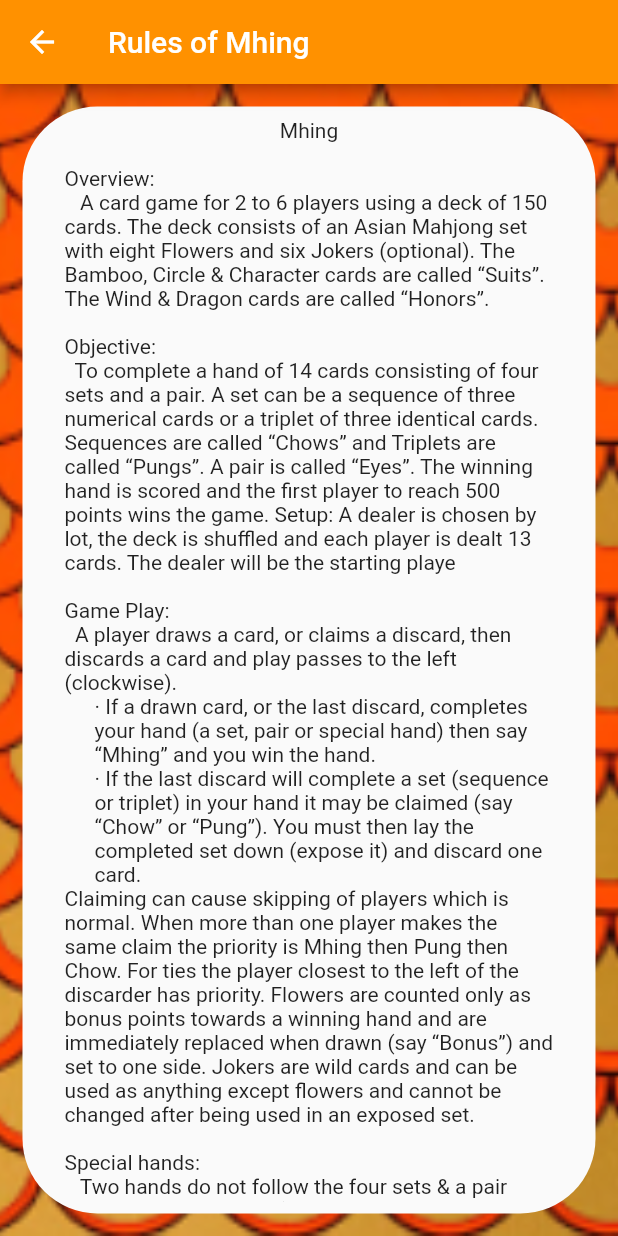
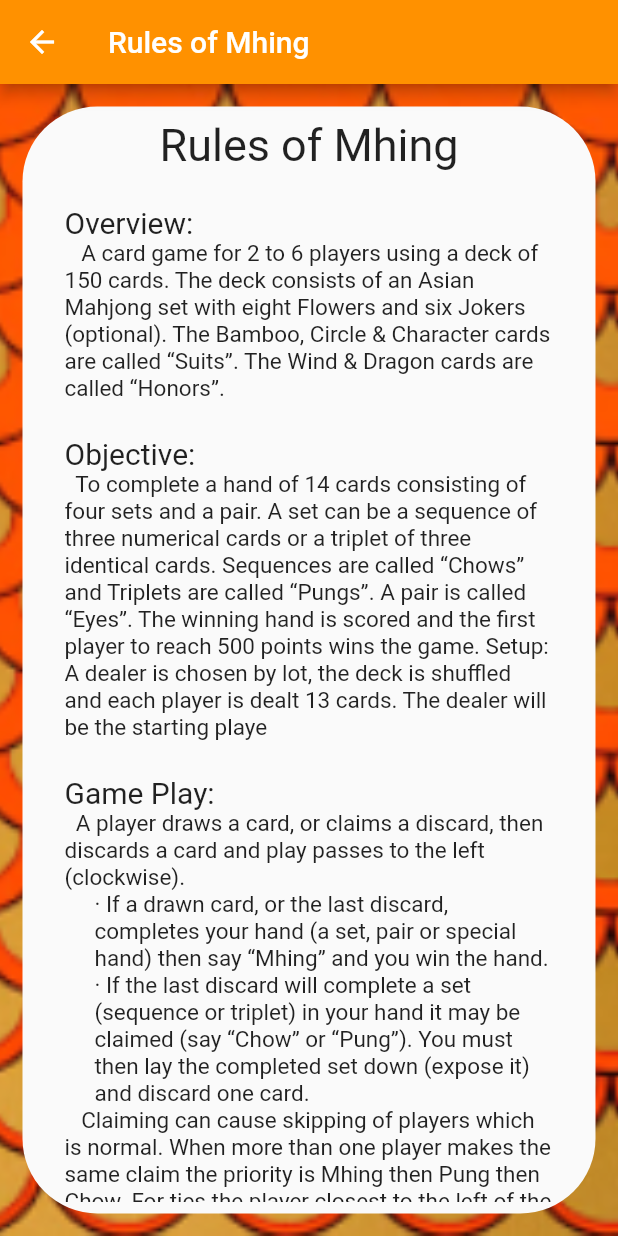
Before and after one commit to Aztal-Samoht/Mhingscore, a Flutter app: the RulesScreen screen opened by its route, on a phone screen of 412 x 824 dp. Run offline on Flutter 3.47's test engine with Material 2 defaults, Android fonts, the phone set to English and light mode, and no system bars.

Commit message:
reworked rules text formating and got hands-per-screen picker updating

```diff
--- a/mhing_score_card/lib/v0/providers/hand_list_provider.dart
+++ b/mhing_score_card/lib/v0/providers/hand_list_provider.dart
@@ -19,6 +19,7 @@ class HandListProvider with ChangeNotifier {
   ///setters
   set handsPerPage(int value) {
     _handsPerPage = value;
+    notifyListeners();
   }
 
   ///functions
--- a/mhing_score_card/lib/v0/res/constants.dart
+++ b/mhing_score_card/lib/v0/res/constants.dart
@@ -4,6 +4,9 @@ const Icon kNoScore = Icon(
   Icons.remove,
   color: Colors.red,
 );
+const TextStyle kRulesTitle = TextStyle(fontSize: 30);
+const TextStyle kRulesSubtitle = TextStyle(fontSize: 20);
+const TextStyle kRulesText = TextStyle(fontSize: 15);
 const double kBtnRadius = 20;
 const double kButtonPadding = 25;
 const Color kAppBarColor = Color(0xffff9100);
--- a/mhing_score_card/lib/v0/res/strings.dart
+++ b/mhing_score_card/lib/v0/res/strings.dart
@@ -64,22 +64,29 @@ const List<String> sCatagory = [
   'Hand Score'
 ];
 
-const String sRules0 = "Mhing";
+const String sRules0 = "Rules of Mhing";
+const String sRules1t = "\nOverview:";
 const String sRules1 =
-    "\nOverview:\n   A card game for 2 to 6 players using a deck of 150 cards. The deck consists of an Asian Mahjong set with eight Flowers and six Jokers (optional). The Bamboo, Circle & Character cards are called “Suits”. The Wind & Dragon cards are called “Honors”.";
+    "   A card game for 2 to 6 players using a deck of 150 cards. The deck consists of an Asian Mahjong set with eight Flowers and six Jokers (optional). The Bamboo, Circle & Character cards are called “Suits”. The Wind & Dragon cards are called “Honors”.";
+const String sRules2t = "\nObjective:";
 const String sRules2 =
-    "\nObjective:\n  To complete a hand of 14 cards consisting of four sets and a pair. A set can be a sequence of three numerical cards or a triplet of three identical cards. Sequences are called “Chows” and Triplets are called “Pungs”. A pair is called “Eyes”. The winning hand is scored and the first player to reach 500 points wins the game. Setup: A dealer is chosen by lot, the deck is shuffled and each player is dealt 13 cards. The dealer will be the starting playe";
+    "  To complete a hand of 14 cards consisting of four sets and a pair. A set can be a sequence of three numerical cards or a triplet of three identical cards. Sequences are called “Chows” and Triplets are called “Pungs”. A pair is called “Eyes”. The winning hand is scored and the first player to reach 500 points wins the game. Setup: A dealer is chosen by lot, the deck is shuffled and each player is dealt 13 cards. The dealer will be the starting playe";
+const String sRules3t = "\nGame Play:";
 const String sRules3 =
-    "\nGame Play:\n  A player draws a card, or claims a discard, then discards a card and play passes to the left (clockwise). ";
+    "  A player draws a card, or claims a discard, then discards a card and play passes to the left (clockwise). ";
 const String sRules4 =
     "· If a drawn card, or the last discard, completes your hand (a set, pair or special hand) then say “Mhing” and you win the hand. \n· If the last discard will complete a set (sequence or triplet) in your hand it may be claimed (say “Chow” or “Pung”). You must then lay the completed set down (expose it) and discard one card. ";
+
 const String sRules5 =
-    "Claiming can cause skipping of players which is normal. When more than one player makes the same claim the priority is Mhing then Pung then Chow. For ties the player closest to the left of the discarder has priority. Flowers are counted only as bonus points towards a winning hand and are immediately replaced when drawn (say “Bonus”) and set to one side. Jokers are wild cards and can be used as anything except flowers and cannot be changed after being used in an exposed set.";
+    "   Claiming can cause skipping of players which is normal. When more than one player makes the same claim the priority is Mhing then Pung then Chow. For ties the player closest to the left of the discarder has priority. Flowers are counted only as bonus points towards a winning hand and are immediately replaced when drawn (say “Bonus”) and set to one side. Jokers are wild cards and can be used as anything except flowers and cannot be changed after being used in an exposed set.";
+const String sRules6t = "\nSpecial hands:";
 const String sRules6 =
-    "\nSpecial hands:\n   Two hands do not follow the four sets & a pair winning hand pattern: 1) Nothing Connects is when you have no Triplets, no Sequences and no Pairs and all cards in the same Suit are at least three digits apart, and 2) Seven pairs. You can only claim a discard for these hands if it is to win.";
+    "   Two hands do not follow the four sets & a pair winning hand pattern: 1) Nothing Connects is when you have no Triplets, no Sequences and no Pairs and all cards in the same Suit are at least three digits apart, and 2) Seven pairs. You can only claim a discard for these hands if it is to win.";
+const String sRules7t = "\nScoring:";
 const String sRules7 =
-    "\nScoring:\n   Only the winner of the hand can score credits by using any/all combinations of the Mhing scoring elements (higher scoring elements already contain lower related scoring elements). A hand can score from 0 to 41 credits. Once credits are tallied they are then converted to points and the points are added to the players’ total. Deal then passes to the left and another hand is played.";
+    "   Only the winner of the hand can score credits by using any/all combinations of the Mhing scoring elements (higher scoring elements already contain lower related scoring elements). A hand can score from 0 to 41 credits. Once credits are tallied they are then converted to points and the points are added to the players’ total. Deal then passes to the left and another hand is played.";
+const String sRules8t = "\nIf playing for money:";
 const String sRules8 =
-    "\n   If playing for money:\n Everyone pays the winner the winning hand value if they won by drawing. If they won by discard then everyone pays the winning hand value except the discarder pays double. Point conversion is a penny a point (rounded to nearest 10 points) and there is a winning hand value limit of 100 points. Mhing claim ties result in a drawn hand. A three credit minimum hand (not including flowers) is optional.";
+    "   Everyone pays the winner the winning hand value if they won by drawing. If they won by discard then everyone pays the winning hand value except the discarder pays double. Point conversion is a penny a point (rounded to nearest 10 points) and there is a winning hand value limit of 100 points. Mhing claim ties result in a drawn hand. A three credit minimum hand (not including flowers) is optional.";
 const String sRules9 =
     "Source: https://boardgamegeek.com/filepage/68922/mhing-card-game-documentation";
--- a/mhing_score_card/lib/v0/screens/rules_screen.dart
+++ b/mhing_score_card/lib/v0/screens/rules_screen.dart
@@ -22,21 +22,34 @@ class RulesScreen extends StatelessWidget {
           padding: const EdgeInsets.symmetric(horizontal: 20),
           child: SingleChildScrollView(
             child: Column(
-              children: const [
-                Text(sRules0),
-                Text(sRules1),
-                Text(sRules2),
-                Text(sRules3),
-                Padding(
-                  padding: EdgeInsets.only(left: 20.0),
-                  child: Text(sRules4),
+              children: [
+                Text(sRules0, style: kRulesTitle),
+                Column(
+                  crossAxisAlignment: CrossAxisAlignment.start,
+                  children: const [
+                    Text(sRules1t, style: kRulesSubtitle),
+                    Text(sRules1, style: kRulesText),
+                    Text(sRules2t, style: kRulesSubtitle),
+                    Text(sRules2, style: kRulesText),
+                    Text(sRules3t, style: kRulesSubtitle),
+                    Text(sRules3, style: kRulesText),
+                    Padding(
+                      padding: EdgeInsets.only(left: 20.0),
+                      child: Text(sRules4, style: kRulesText),
+                    ),
+                    Text(sRules5, style: kRulesText),
+                    Text(sRules6t, style: kRulesSubtitle),
+                    Text(sRules6, style: kRulesText),
+                    Text(sRules7t, style: kRulesSubtitle),
+                    Text(sRules7, style: kRulesText),
+                    Text(sRules8t, style: kRulesSubtitle),
+                    Text(sRules8, style: kRulesText),
+
+                    ///TODO:make this image zoomable
+                    Image(image: AssetImage('assets/examples.png')),
+                    Text(sRules9),
+                  ],
                 ),
-                Text(sRules5),
-                Text(sRules6),
-                Text(sRules7),
-                Text(sRules8),
-                Image(image: AssetImage('assets/examples.png')),
-                Text(sRules9),
               ],
             ),
           ),
--- a/mhing_score_card/pubspec.yaml
+++ b/mhing_score_card/pubspec.yaml
@@ -15,7 +15,7 @@ publish_to: 'none' # Remove this line if you wish to publish to pub.dev
 # In iOS, build-name is used as CFBundleShortVersionString while build-number used as CFBundleVersion.
 # Read more about iOS versioning at
 # https://developer.apple.com/library/archive/documentation/General/Reference/InfoPlistKeyReference/Articles/CoreFoundationKeys.html
-version: 0.3.3+10
+version: 0.3.4+11
 
 environment:
   sdk: ">=2.16.1 <3.0.0"
```
Also changed, not shown: store_accets/Screenshot_20220604-112551.png (added), store_accets/Screenshot_20220604-113010.png (added), store_accets/Screenshot_20220604-113246.png (added), store_accets/Screenshot_20220604-113308.png (added), store_accets/Store banner.png (added).
